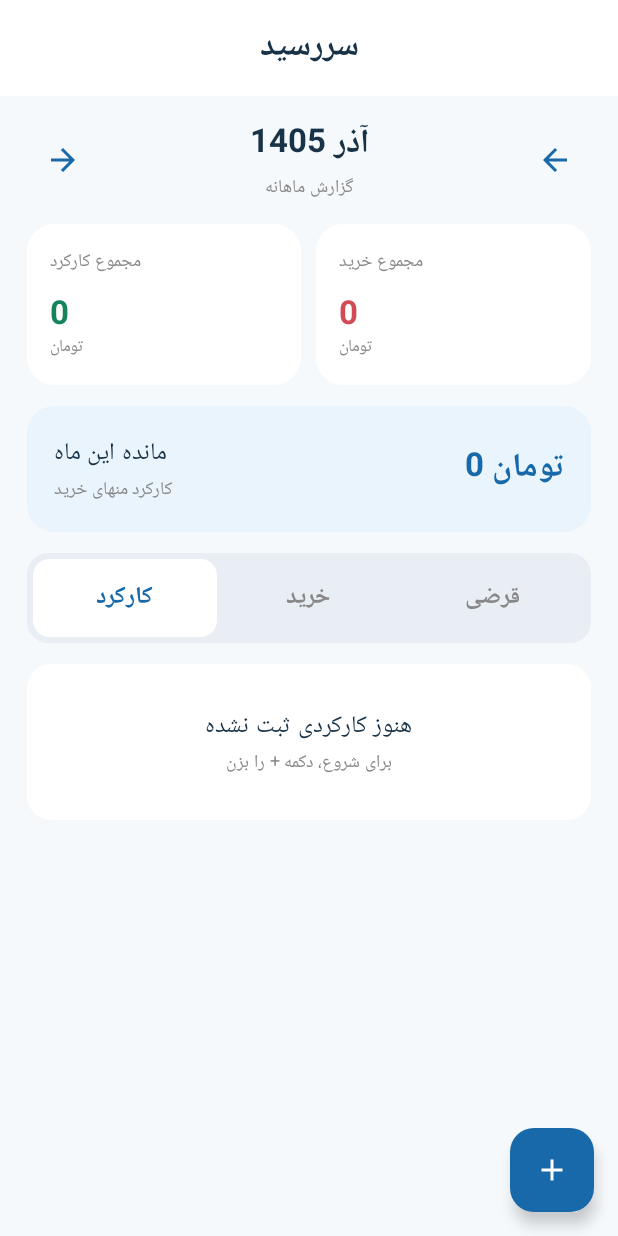
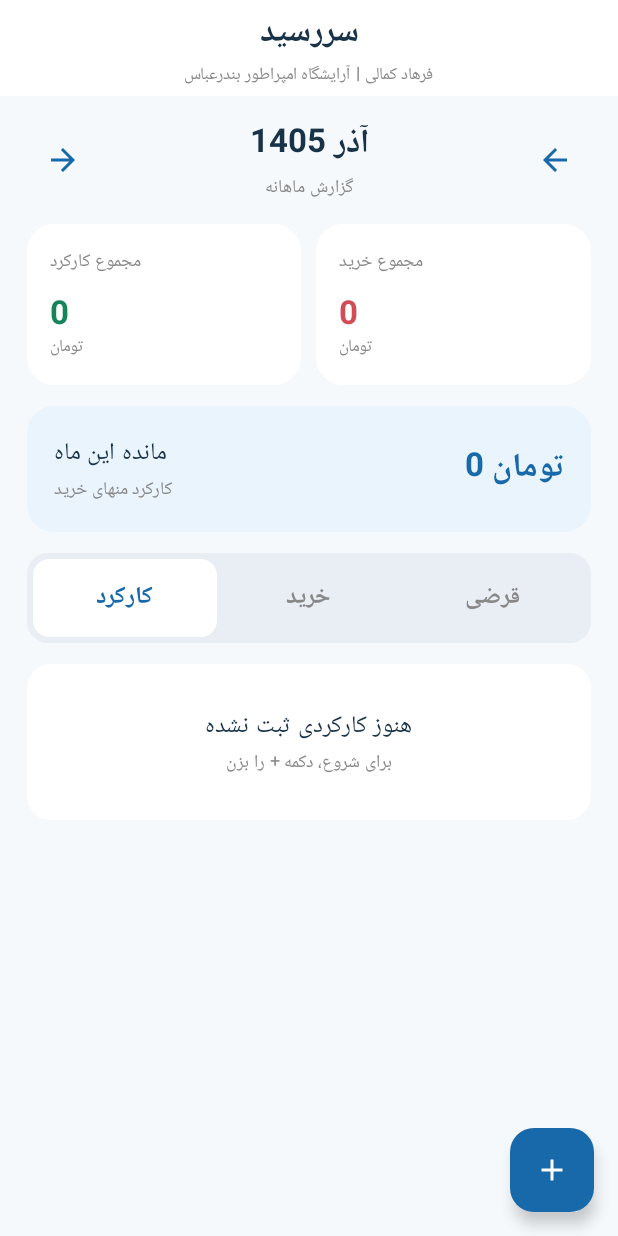
Before and after one commit to farhadkamali/sarresid, an Android app built with Jetpack Compose: the screen it shows after launch (MainActivity), on a phone screen of 412 x 824 dp. Run offline under Robolectric (Android 15) with nearby library versions, the phone set to English and light mode, and no system bars.

Commit message:
Add creator and business attribution to app header

```diff
--- a/app/src/main/java/ir/farhadkamali/sarresid/MainActivity.kt
+++ b/app/src/main/java/ir/farhadkamali/sarresid/MainActivity.kt
@@ -127,7 +127,16 @@ private fun SarresidApp(
             containerColor = Color(0xFFF6F9FC),
             topBar = {
                 CenterAlignedTopAppBar(
-                    title = { Text("سررسید", fontWeight = FontWeight.Bold, color = Ink) },
+                    title = {
+                        Column(horizontalAlignment = Alignment.CenterHorizontally) {
+                            Text("سررسید", fontWeight = FontWeight.Bold, color = Ink)
+                            Text(
+                                "فرهاد کمالی | آرایشگاه امپراطور بندرعباس",
+                                style = MaterialTheme.typography.labelSmall,
+                                color = Color.Gray
+                            )
+                        }
+                    },
                     colors = TopAppBarDefaults.centerAlignedTopAppBarColors(containerColor = Color.White)
                 )
             },
```
